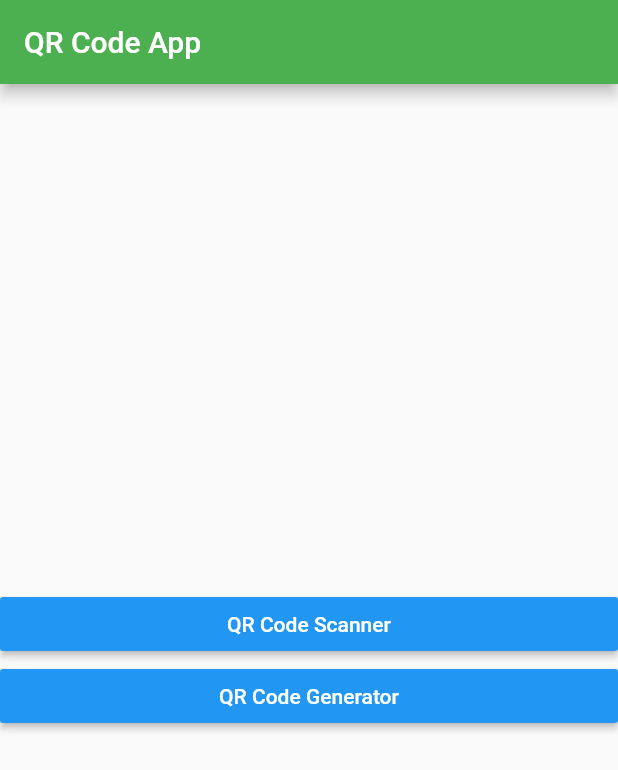
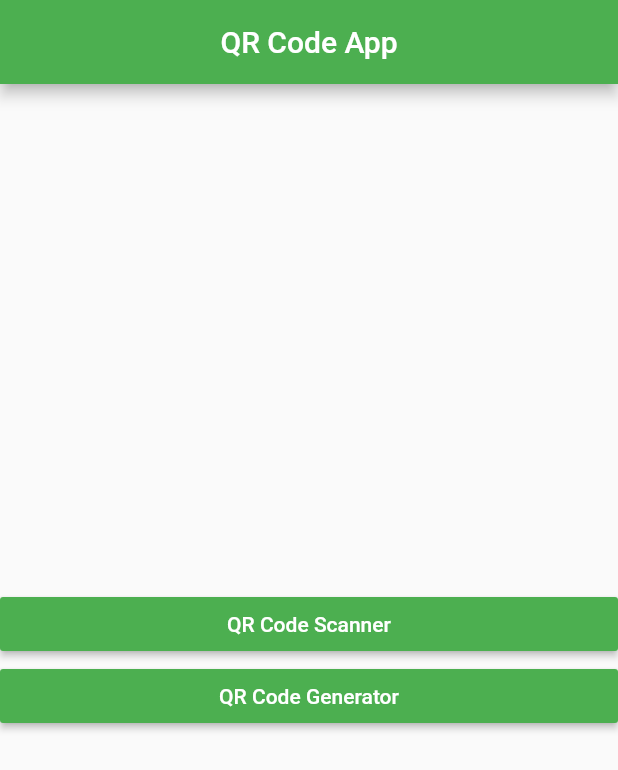
Before and after one commit to pratikstemkar/QR-Code-App, a Flutter app: the screen it shows after launch, on a phone screen of 412 x 824 dp. Shown: the top 770 px of the screen. Run offline on Flutter 3.47's test engine with Material 2 defaults, Android fonts, the phone set to English and light mode, and no system bars.

Commit message:
Buttons added.

```diff
--- a/lib/home_screen.dart
+++ b/lib/home_screen.dart
@@ -1,4 +1,6 @@
 import 'package:flutter/material.dart';
+import 'package:qr_app/generate_screen.dart';
+import 'package:qr_app/scan_screen.dart';
 
 class HomeScreen extends StatefulWidget {
   @override
@@ -11,29 +13,38 @@ class _HomeScreenState extends State<HomeScreen> {
     return Scaffold(
       appBar: AppBar(
         title: Text('QR Code App'),
+        centerTitle: true,
       ),
-      body: Expanded(
-        child: Container(
+      body: Container(
         child: Column(
           mainAxisAlignment: MainAxisAlignment.center,
           crossAxisAlignment: CrossAxisAlignment.stretch,
           children: <Widget>[
             RaisedButton(
-                color: Colors.blue,
+              color: Colors.green,
               textColor: Colors.white,
               splashColor: Colors.blueGrey,
               child: Text('QR Code Scanner'),
-                onPressed: () {},
+              onPressed: () {
+                Navigator.push(
+                  context,
+                  MaterialPageRoute(builder: (context) => ScanScreen()),
+                );
+              },
             ),
             RaisedButton(
-                color: Colors.blue,
+              color: Colors.green,
               textColor: Colors.white,
               splashColor: Colors.blueGrey,
               child: Text('QR Code Generator'),
-                onPressed: () {},
+              onPressed: () {
+                Navigator.push(
+                  context,
+                  MaterialPageRoute(builder: (context) => GenerateScreen()),
+                );
+              },
             ),
           ],
-          ),
         ),
       ),
     );
--- a/lib/main.dart
+++ b/lib/main.dart
@@ -8,6 +8,7 @@ class MyApp extends StatelessWidget {
   Widget build(BuildContext context) {
     return MaterialApp(
       title: 'QR Code',
+      debugShowCheckedModeBanner: false,
       theme: ThemeData(
         primaryColor: Colors.green,
         accentColor: Colors.grey,
```
Lines whose indentation alone changed are shown as unchanged.
